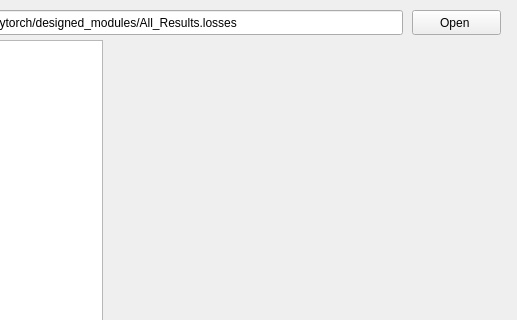
The window that plotter_ui.ui (Alibhji/Paper_2_PyQT_Pytorch) describes before a commit, drawn with Qt 5; both pictures show x 218 to 735 and y 0 to 320 of the 735 by 446 pixel window.
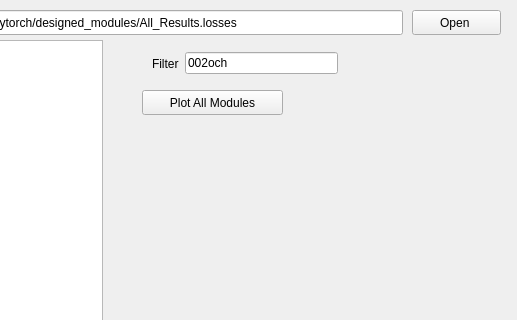
The same window after the commit.

Commit message: Plotter Ui is completed.

The edit to the form file:
```diff
--- a/plotter_ui.ui
+++ b/plotter_ui.ui
@@ -73,6 +73,45 @@
      </property>
     </item>
    </widget>
+   <widget class="QPushButton" name="btn_Plot_all">
+    <property name="geometry">
+     <rect>
+      <x>360</x>
+      <y>90</y>
+      <width>141</width>
+      <height>25</height>
+     </rect>
+    </property>
+    <property name="text">
+     <string>Plot All Modules</string>
+    </property>
+   </widget>
+   <widget class="QWidget" name="">
+    <property name="geometry">
+     <rect>
+      <x>370</x>
+      <y>50</y>
+      <width>186</width>
+      <height>27</height>
+     </rect>
+    </property>
+    <layout class="QHBoxLayout" name="horizontalLayout">
+     <item>
+      <widget class="QLabel" name="lbl_filter">
+       <property name="text">
+        <string>Filter</string>
+       </property>
+      </widget>
+     </item>
+     <item>
+      <widget class="QLineEdit" name="in_filter">
+       <property name="text">
+        <string>002och</string>
+       </property>
+      </widget>
+     </item>
+    </layout>
+   </widget>
   </widget>
   <widget class="QMenuBar" name="menubar">
    <property name="geometry">
```
The commit also changes 3 other files.
